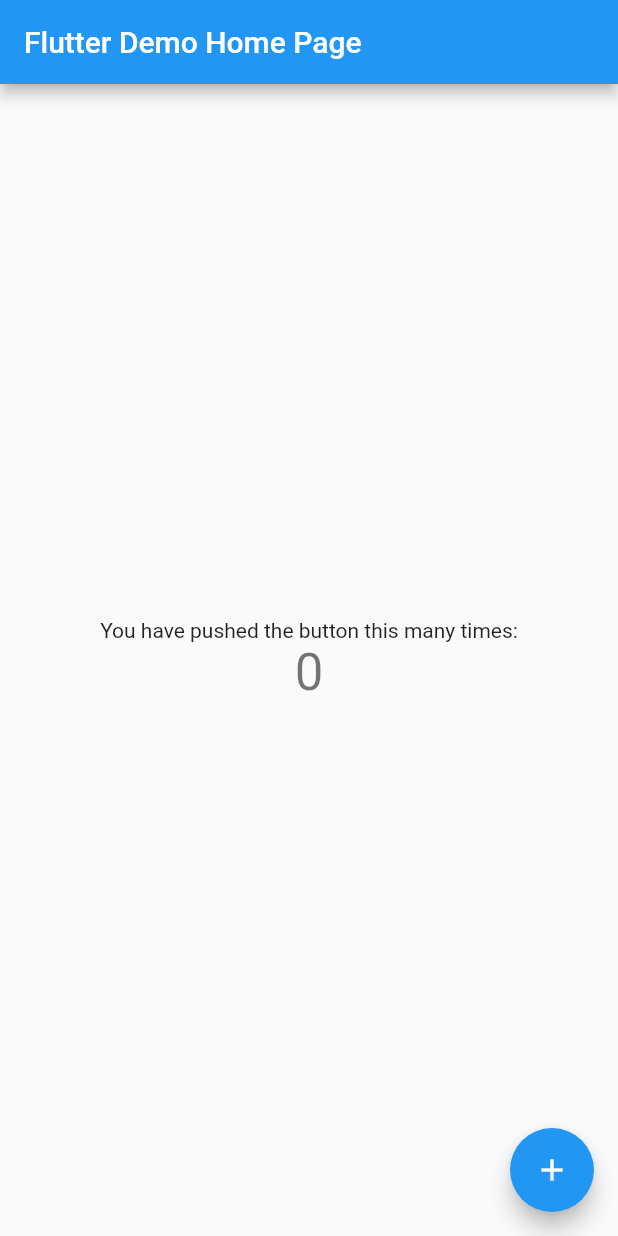
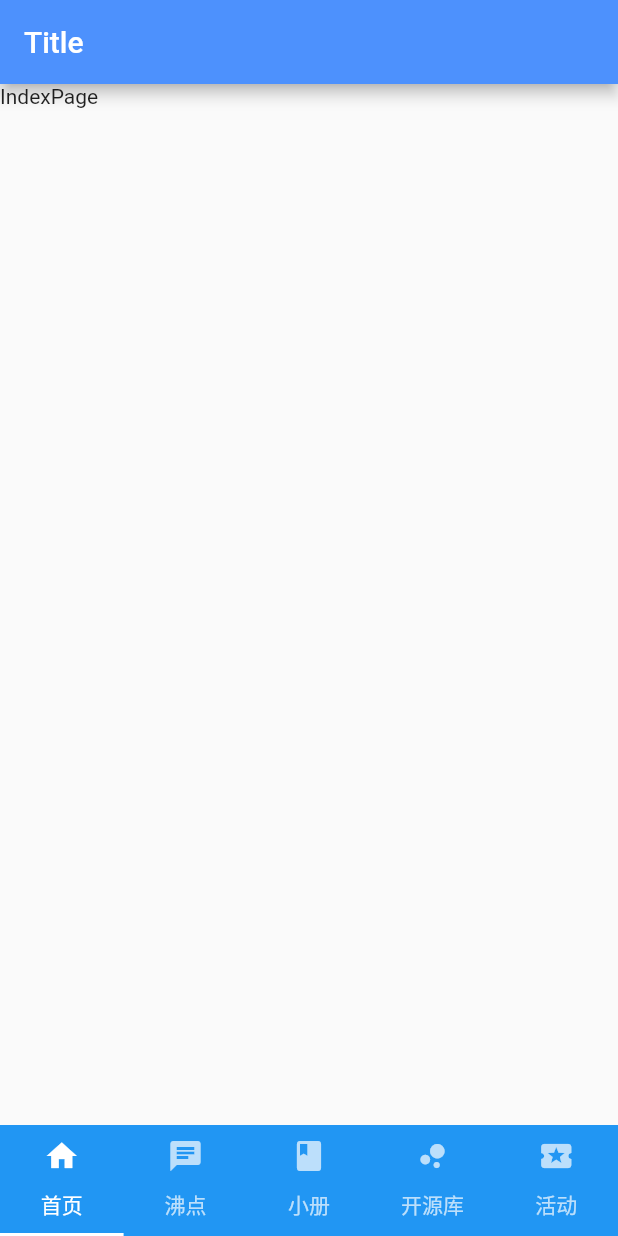
Before and after one commit to 8kEatRadish/-KeepLoveFlutter, a Flutter app: the screen it shows after launch, on a phone screen of 412 x 824 dp. Run offline on Flutter 3.47's test engine with Material 2 defaults, Android fonts, the phone set to English and light mode, and no system bars.

Commit message:
feat: add page

```diff
--- a/keep_love_flutter/lib/main.dart
+++ b/keep_love_flutter/lib/main.dart
@@ -1,109 +1,92 @@
 import 'package:flutter/material.dart';
+
+import 'pages/indexPage.dart';
+import 'pages/pinsPage.dart';
+import 'pages/bookPage.dart';
+import 'pages/reposPage.dart';
+import 'pages/activityPage.dart';
 
 void main() => runApp(MyApp());
 
-class MyApp extends StatelessWidget {
-  // This widget is the root of your application.
+class MyApp extends StatefulWidget{
+  _MyAppState createState() => _MyAppState();
+}
+
+class _MyAppState extends State<MyApp> with SingleTickerProviderStateMixin{
+  final TextStyle tabTextStyleNormal = TextStyle(
+    color: const Color(0xffdddddd)
+  );
+  final TextStyle tabTextStyleSelected = TextStyle(
+    color: const Color(0xff4d91fd)
+  );
+  final List<Tab> _bottomTabs = <Tab>[
+    Tab(
+      text: '首页',
+      icon: Icon(Icons.home),
+    ),
+    Tab(
+      text: '沸点',
+      icon: Icon(Icons.chat),
+    ),
+    Tab(
+      text: '小册',
+      icon: Icon(Icons.book),
+    ),
+    Tab(
+      text: '开源库',
+      icon: Icon(Icons.bubble_chart),
+    ),
+    Tab(
+      text: '活动',
+      icon: Icon(Icons.local_activity),
+    ),
+  ];
+  var _body;
+  List _appBarTitles = ['首页','沸点','小册','开源库','活动'];
+  TabController _tabController;
   @override
   Widget build(BuildContext context) {
-    return MaterialApp(
-      title: 'Flutter Demo',
-      theme: ThemeData(
-        // This is the theme of your application.
-        //
-        // Try running your application with "flutter run". You'll see the
-        // application has a blue toolbar. Then, without quitting the app, try
-        // changing the primarySwatch below to Colors.green and then invoke
-        // "hot reload" (press "r" in the console where you ran "flutter run",
-        // or press Run > Flutter Hot Reload in IntelliJ). Notice that the
-        // counter didn't reset back to zero; the application is not restarted.
-        primarySwatch: Colors.blue,
+    // TODO: implement build
+    return Container(
+      child: MaterialApp(
+        theme: ThemeData(primaryColor: const Color.fromRGBO(77, 145, 253, 1.0)),
+        home: Scaffold(
+          appBar: AppBar(
+            title: Text('Title'),
+          ),
+          body: TabBarView(
+              controller: _tabController,
+              children: <Widget>[
+                IndexPage(),
+                PinsPage(),
+                BookPage(),
+                ReposPage(),
+                ActivityPage()
+              ],
+          ),
+          bottomNavigationBar: new Material(
+            color: Theme.of(context).primaryColor,
+            child: TabBar(
+              tabs: _bottomTabs,
+              controller: _tabController,
+              indicatorColor: Colors.white,
+            ),
+          ),
+        ),
       ),
-      home: MyHomePage(title: 'Flutter Demo Home Page'),
     );
-  }
-}
-
-class MyHomePage extends StatefulWidget {
-  MyHomePage({Key key, this.title}) : super(key: key);
-
-  // This widget is the home page of your application. It is stateful, meaning
-  // that it has a State object (defined below) that contains fields that affect
-  // how it looks.
-
-  // This class is the configuration for the state. It holds the values (in this
-  // case the title) provided by the parent (in this case the App widget) and
-  // used by the build method of the State. Fields in a Widget subclass are
-  // always marked "final".
-
-  final String title;
-
-  @override
-  _MyHomePageState createState() => _MyHomePageState();
-}
-
-class _MyHomePageState extends State<MyHomePage> {
-  int _counter = 0;
-
-  void _incrementCounter() {
-    setState(() {
-      // This call to setState tells the Flutter framework that something has
-      // changed in this State, which causes it to rerun the build method below
-      // so that the display can reflect the updated values. If we changed
-      // _counter without calling setState(), then the build method would not be
-      // called again, and so nothing would appear to happen.
-      _counter++;
-    });
   }
 
   @override
-  Widget build(BuildContext context) {
-    // This method is rerun every time setState is called, for instance as done
-    // by the _incrementCounter method above.
-    //
-    // The Flutter framework has been optimized to make rerunning build methods
-    // fast, so that you can just rebuild anything that needs updating rather
-    // than having to individually change instances of widgets.
-    return Scaffold(
-      appBar: AppBar(
-        // Here we take the value from the MyHomePage object that was created by
-        // the App.build method, and use it to set our appbar title.
-        title: Text(widget.title),
-      ),
-      body: Center(
-        // Center is a layout widget. It takes a single child and positions it
-        // in the middle of the parent.
-        child: Column(
-          // Column is also layout widget. It takes a list of children and
-          // arranges them vertically. By default, it sizes itself to fit its
-          // children horizontally, and tries to be as tall as its parent.
-          //
-          // Invoke "debug paint" (press "p" in the console where you ran
-          // "flutter run", or select "Toggle Debug Paint" from the Flutter tool
-          // window in IntelliJ) to see the wireframe for each widget.
-          //
-          // Column has various properties to control how it sizes itself and
-          // how it positions its children. Here we use mainAxisAlignment to
-          // center the children vertically; the main axis here is the vertical
-          // axis because Columns are vertical (the cross axis would be
-          // horizontal).
-          mainAxisAlignment: MainAxisAlignment.center,
-          children: <Widget>[
-            Text(
-              'You have pushed the button this many times:',
-            ),
-            Text(
-              '$_counter',
-              style: Theme.of(context).textTheme.display1,
-            ),
-          ],
-        ),
-      ),
-      floatingActionButton: FloatingActionButton(
-        onPressed: _incrementCounter,
-        tooltip: 'Increment',
-        child: Icon(Icons.add),
-      ), // This trailing comma makes auto-formatting nicer for build methods.
-    );
+  void initState() {
+    super.initState();
+    _tabController = new TabController(length: _bottomTabs.length, vsync: this);
   }
+
+  @override
+  void dispose() {
+    _tabController.dispose();
+    super.dispose();
+  }
+
 }
--- /dev/null
+++ b/keep_love_flutter/lib/pages/indexPage.dart
@@ -0,0 +1,15 @@
+import 'package:flutter/material.dart';
+
+class IndexPage extends StatefulWidget{
+  _IndexPageState createState() => _IndexPageState();
+}
+
+class _IndexPageState extends State<IndexPage>{
+  @override
+  Widget build(BuildContext context) {
+    // TODO: implement build
+    return Container(
+      child: Text('IndexPage'),
+    );
+  }
+}
--- a/keep_love_flutter/pubspec.yaml
+++ b/keep_love_flutter/pubspec.yaml
@@ -37,8 +37,8 @@ flutter:
   uses-material-design: true
 
   # To add assets to your application, add an assets section, like this:
-  # assets:
-  #  - images/a_dot_burr.jpeg
+  #assets:
+   #   - images/
   #  - images/a_dot_ham.jpeg
 
   # An image asset can refer to one or more resolution-specific "variants", see
```
Also changed, not shown: keep_love_flutter/lib/pages/activityPage.dart (added, +15 -0 lines), keep_love_flutter/lib/pages/bookPage.dart (added, +44 -0 lines), keep_love_flutter/lib/pages/pinsPage.dart (added, +15 -0 lines), keep_love_flutter/lib/pages/reposPage.dart (added, +16 -0 lines), 1 other file.
